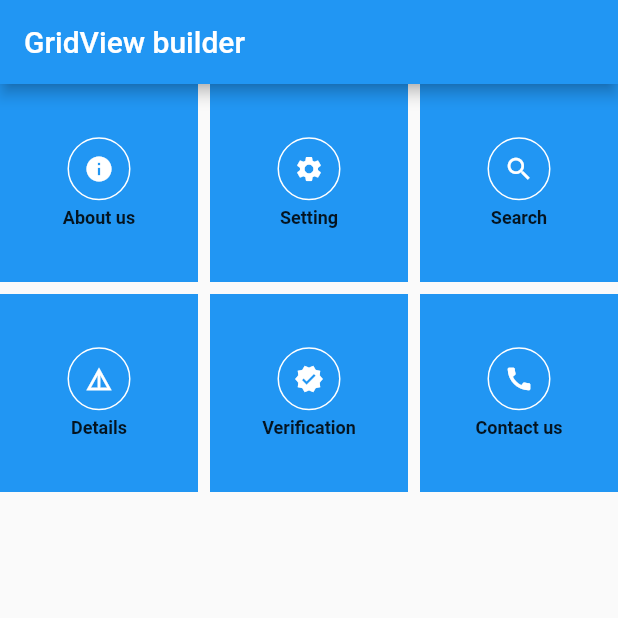
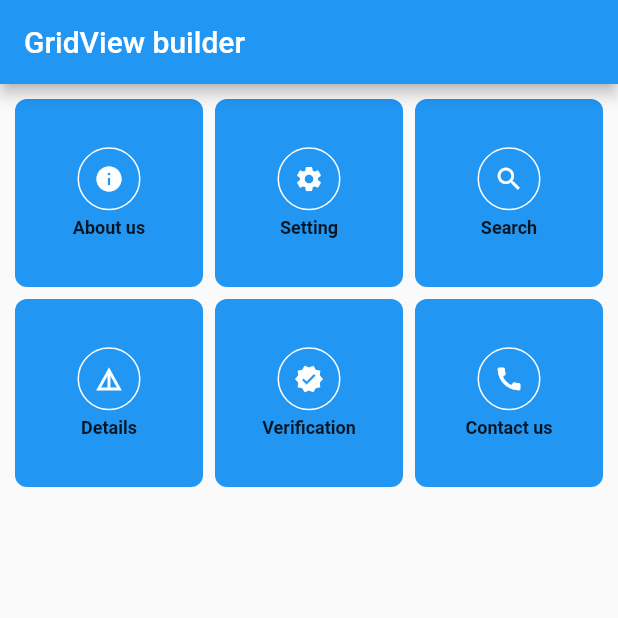
Before and after one commit to javedmughal-058/grid_view_builder_in_flutter, a Flutter app: the screen it shows after launch, on a phone screen of 412 x 824 dp, the top half of it. Run offline on Flutter 3.47's test engine with Material 2 defaults, Android fonts, the phone set to English and light mode, and no system bars; our stand-ins replace get.

Commit message:
Update main.dart

```diff
--- a/lib/main.dart
+++ b/lib/main.dart
@@ -26,7 +26,7 @@ class MyApp extends StatelessWidget {
       debugShowCheckedModeBanner: false,
       title: 'Flutter Demo',
       theme: ThemeData(
-        primarySwatch: Colors.blue,
+
       ),
       home: const MyHomePage(),
       routes: {
@@ -48,26 +48,33 @@ class MyHomePage extends StatelessWidget {
     final _menuListController = Get.put(Controller());
     final size = MediaQuery.of(context).size;
     return Scaffold(
-      appBar: AppBar(title: const Text('GridView builder'),),
+      appBar: AppBar(
+        title: const Text('GridView builder'),
+
+      ),
       body: GridView.builder(gridDelegate: const SliverGridDelegateWithFixedCrossAxisCount(
         crossAxisCount: 3,
         childAspectRatio: 1.0,
         mainAxisSpacing: 8.0,
         crossAxisSpacing: 8.0,),
+          padding: const EdgeInsets.all(10),
           itemCount: _menuListController.menuList.length,
           physics: const NeverScrollableScrollPhysics(),
           shrinkWrap: true,
           itemBuilder: (context, index){
            _menuListController.Gridindex.value =index;
-           final menu = _menuListController.menuList[_menuListController.Gridindex.value];
-
+           final menu = _menuListController.menuList[index];
         return GestureDetector(
           onTap: (){
-            Navigator.of(context).pushNamed(menu.route);
+            Navigator.of(context).pushNamed(menu.route, arguments: menu.title);
           },
           child: Container(
             height: size.height*0.2,
-            color: Colors.blue,
+
+            decoration: BoxDecoration(
+              borderRadius: BorderRadius.circular(8),
+              color: Theme.of(context).primaryColor,
+            ),
             child: Column(
               mainAxisAlignment: MainAxisAlignment.center,
               crossAxisAlignment: CrossAxisAlignment.center,
```
